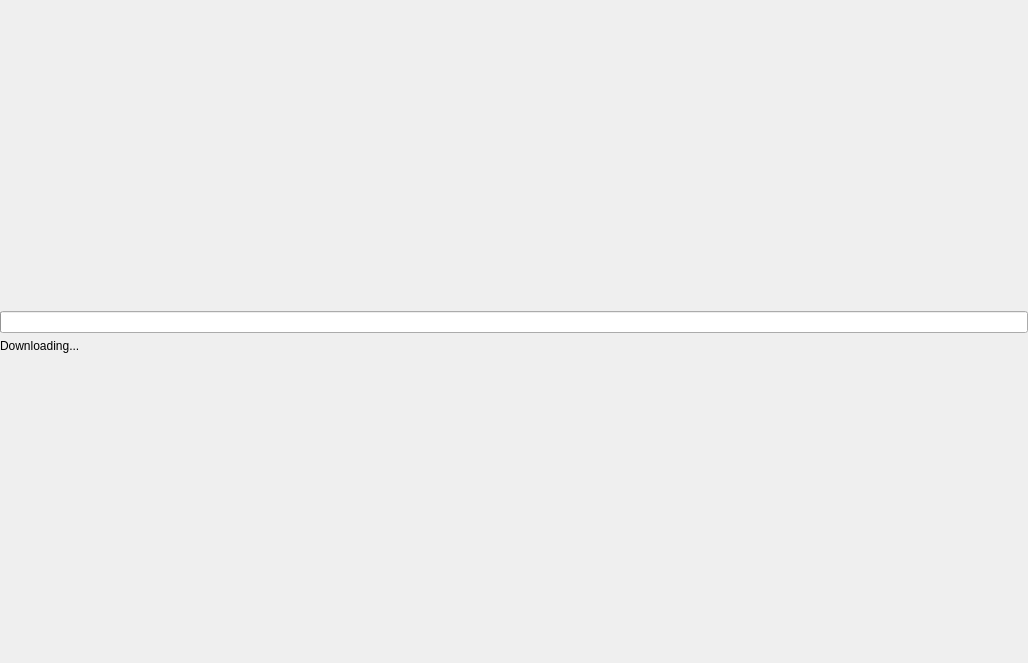
Before: the Qt Designer form src/OplPcTools/UI/GameArtDownloaderActivity.ui in brainstream/OPL-PC-Tools, drawn with Qt 5.
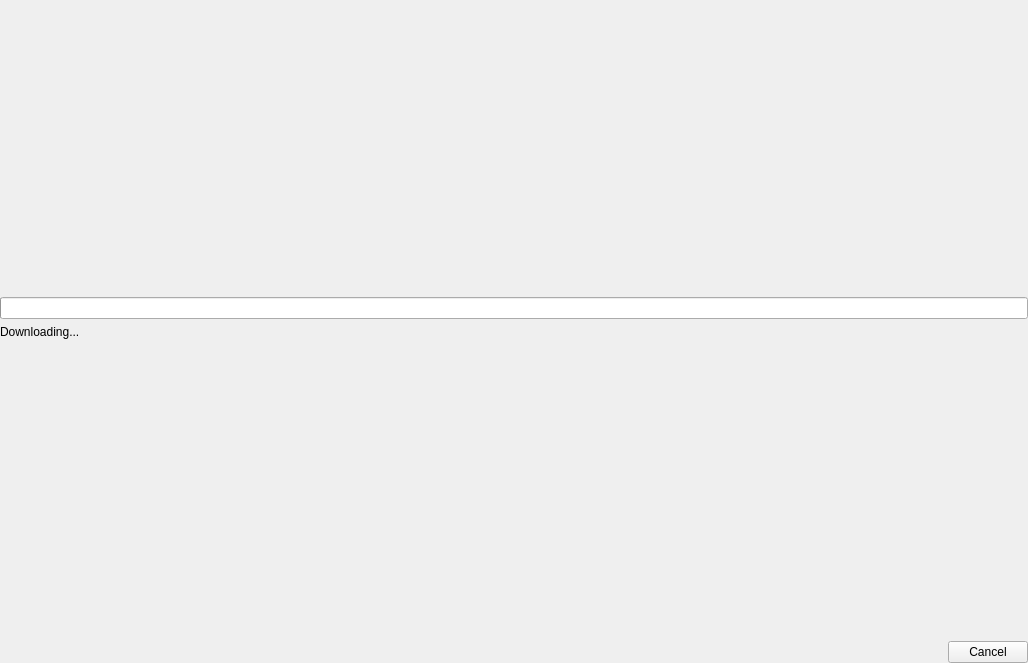
After: the same form once the commit is applied.

Commit message: Game art download cancellation

```diff
--- a/src/OplPcTools/UI/GameArtDownloaderActivity.ui
+++ b/src/OplPcTools/UI/GameArtDownloaderActivity.ui
@@ -66,6 +66,13 @@
      </property>
     </spacer>
    </item>
+   <item>
+    <widget class="QDialogButtonBox" name="mp_button_box">
+     <property name="standardButtons">
+      <set>QDialogButtonBox::Cancel</set>
+     </property>
+    </widget>
+   </item>
   </layout>
  </widget>
  <resources/>
```
The commit also changes 5 other files.
